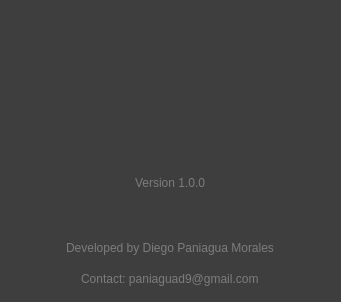
Old version of the form popup_about.ui in the repository Paniagua96/PaniCPacker.
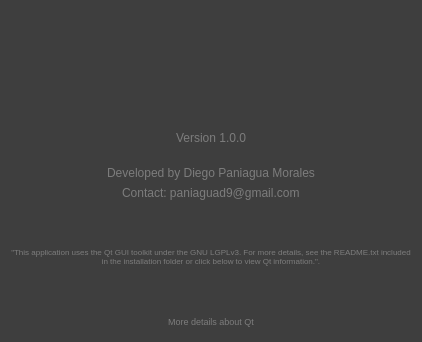
New version of the form. Icons and pictures are not drawn.

Commit message: Add - Qt License

The edit to the form file:
```diff
--- a/popup_about.ui
+++ b/popup_about.ui
@@ -6,8 +6,8 @@
    <rect>
     <x>0</x>
     <y>0</y>
-    <width>341</width>
-    <height>302</height>
+    <width>422</width>
+    <height>342</height>
    </rect>
   </property>
   <property name="windowTitle">
@@ -139,6 +139,63 @@
      </property>
     </widget>
    </item>
+   <item alignment="Qt::AlignmentFlag::AlignHCenter">
+    <widget class="QLabel" name="label">
+     <property name="minimumSize">
+      <size>
+       <width>400</width>
+       <height>100</height>
+      </size>
+     </property>
+     <property name="maximumSize">
+      <size>
+       <width>400</width>
+       <height>16777215</height>
+      </size>
+     </property>
+     <property name="font">
+      <font>
+       <pointsize>6</pointsize>
+      </font>
+     </property>
+     <property name="styleSheet">
+      <string notr="true">color: rgb(124, 124, 124);</string>
+     </property>
+     <property name="text">
+      <string>&quot;This application uses the Qt GUI toolkit under the GNU LGPLv3. For more details, see the README.txt included in the installation folder or click below to view Qt information.&quot;.</string>
+     </property>
+     <property name="scaledContents">
+      <bool>true</bool>
+     </property>
+     <property name="alignment">
+      <set>Qt::AlignmentFlag::AlignCenter</set>
+     </property>
+     <property name="wordWrap">
+      <bool>true</bool>
+     </property>
+     <property name="indent">
+      <number>10</number>
+     </property>
+    </widget>
+   </item>
+   <item>
+    <widget class="QPushButton" name="btn_aboutQt">
+     <property name="font">
+      <font>
+       <pointsize>7</pointsize>
+      </font>
+     </property>
+     <property name="styleSheet">
+      <string notr="true">color: rgb(124, 124, 124);</string>
+     </property>
+     <property name="text">
+      <string>More details about Qt</string>
+     </property>
+     <property name="flat">
+      <bool>true</bool>
+     </property>
+    </widget>
+   </item>
   </layout>
  </widget>
  <resources>
```
The commit also changes 1 other file.
